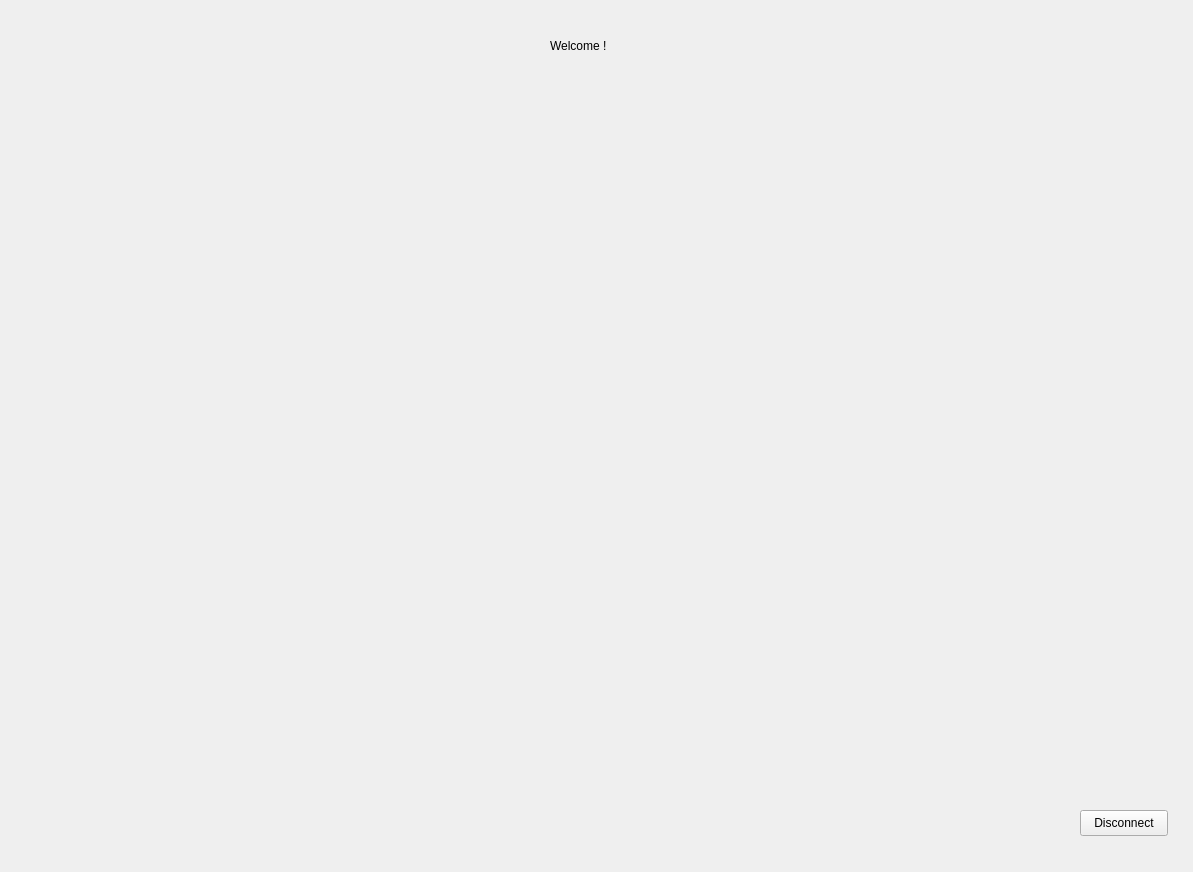
The window that ui/vaultwindow.ui (Adam216TN/SafePass) describes before a commit, drawn with Qt 5.
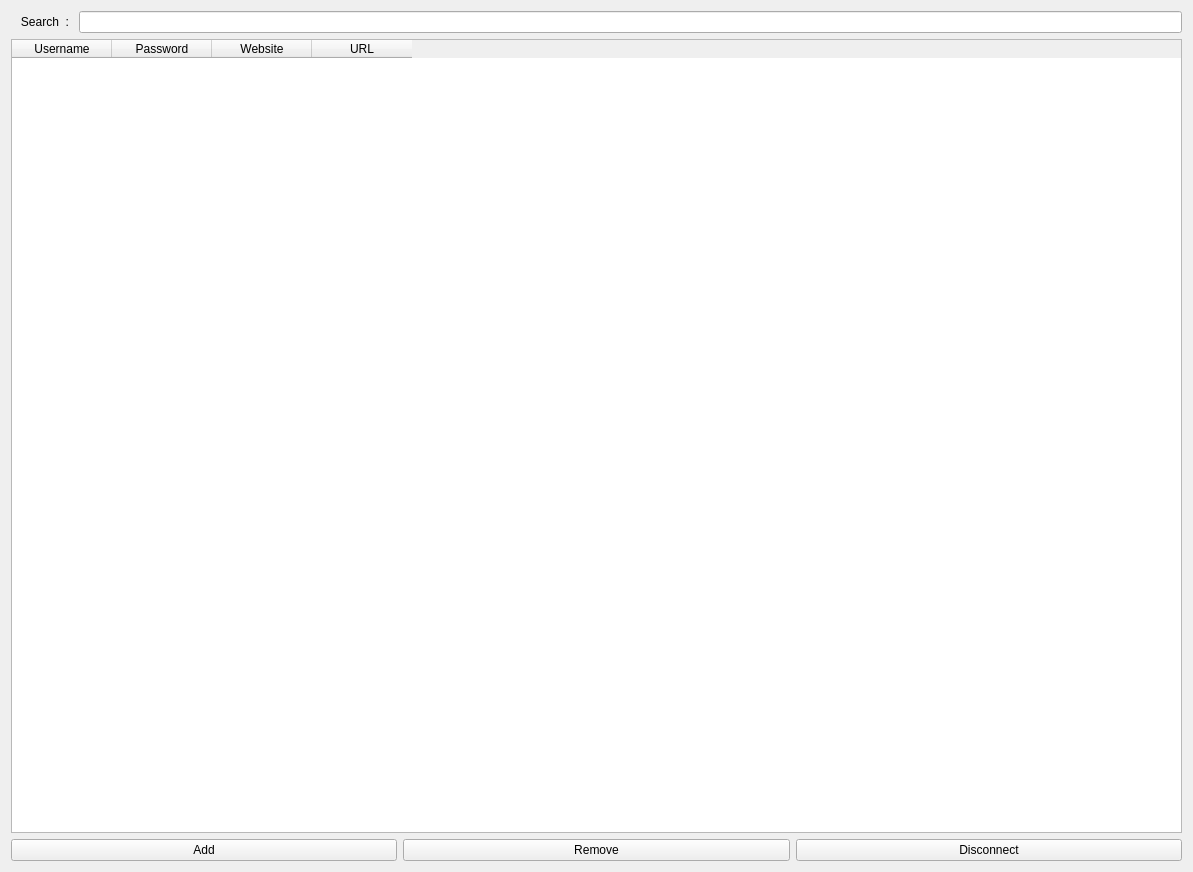
The same window after the commit.

Commit message: update of the Vault UI and creation of the credentials table

Patch:
```diff
--- a/ui/vaultwindow.ui
+++ b/ui/vaultwindow.ui
@@ -13,32 +13,71 @@
   <property name="windowTitle">
    <string>Form</string>
   </property>
-  <widget class="QLabel" name="label">
-   <property name="geometry">
-    <rect>
-     <x>550</x>
-     <y>20</y>
-     <width>71</width>
-     <height>51</height>
-    </rect>
-   </property>
-   <property name="text">
-    <string>Welcome !</string>
-   </property>
-  </widget>
-  <widget class="QPushButton" name="btndisc">
-   <property name="geometry">
-    <rect>
-     <x>1080</x>
-     <y>810</y>
-     <width>88</width>
-     <height>26</height>
-    </rect>
-   </property>
-   <property name="text">
-    <string>Disconnect</string>
-   </property>
-  </widget>
+  <layout class="QVBoxLayout" name="verticalLayout">
+   <item>
+    <layout class="QHBoxLayout" name="horizontalLayout">
+     <item>
+      <widget class="QLabel" name="searchzone">
+       <property name="text">
+        <string>   Search  : </string>
+       </property>
+      </widget>
+     </item>
+     <item>
+      <widget class="QLineEdit" name="searchbar"/>
+     </item>
+    </layout>
+   </item>
+   <item>
+    <widget class="QTableWidget" name="tableWidget">
+     <column>
+      <property name="text">
+       <string>Username</string>
+      </property>
+     </column>
+     <column>
+      <property name="text">
+       <string>Password</string>
+      </property>
+     </column>
+     <column>
+      <property name="text">
+       <string>Website</string>
+      </property>
+     </column>
+     <column>
+      <property name="text">
+       <string>URL</string>
+      </property>
+     </column>
+    </widget>
+   </item>
+   <item>
+    <layout class="QHBoxLayout" name="horizontalLayout_2">
+     <item>
+      <widget class="QPushButton" name="btnadd">
+       <property name="text">
+        <string>Add</string>
+       </property>
+      </widget>
+     </item>
+     <item>
+      <widget class="QPushButton" name="btnrem">
+       <property name="text">
+        <string>Remove</string>
+       </property>
+      </widget>
+     </item>
+     <item>
+      <widget class="QPushButton" name="btndisc">
+       <property name="text">
+        <string>Disconnect</string>
+       </property>
+      </widget>
+     </item>
+    </layout>
+   </item>
+  </layout>
  </widget>
  <resources/>
  <connections/>
```
The commit also changes 1 other file.
